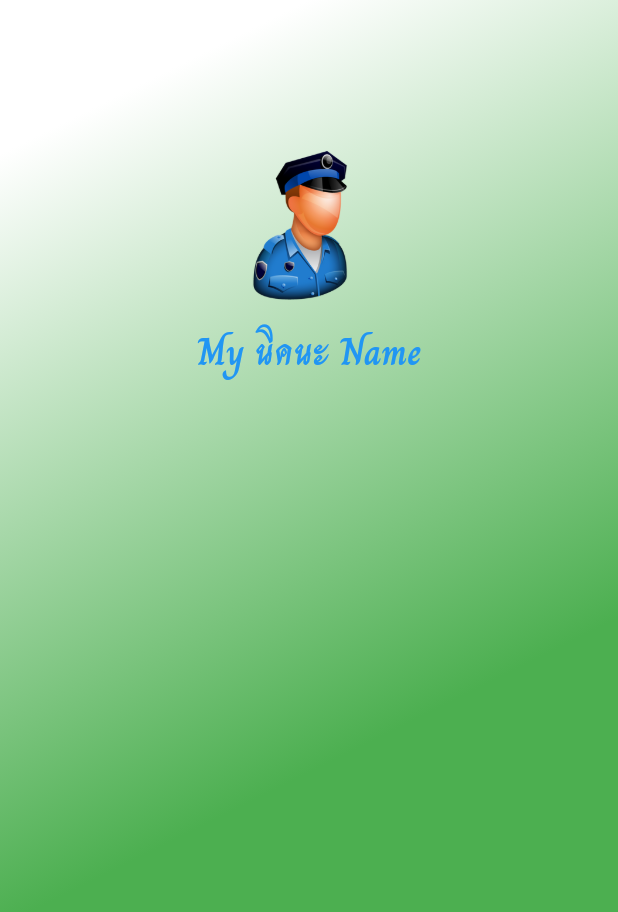
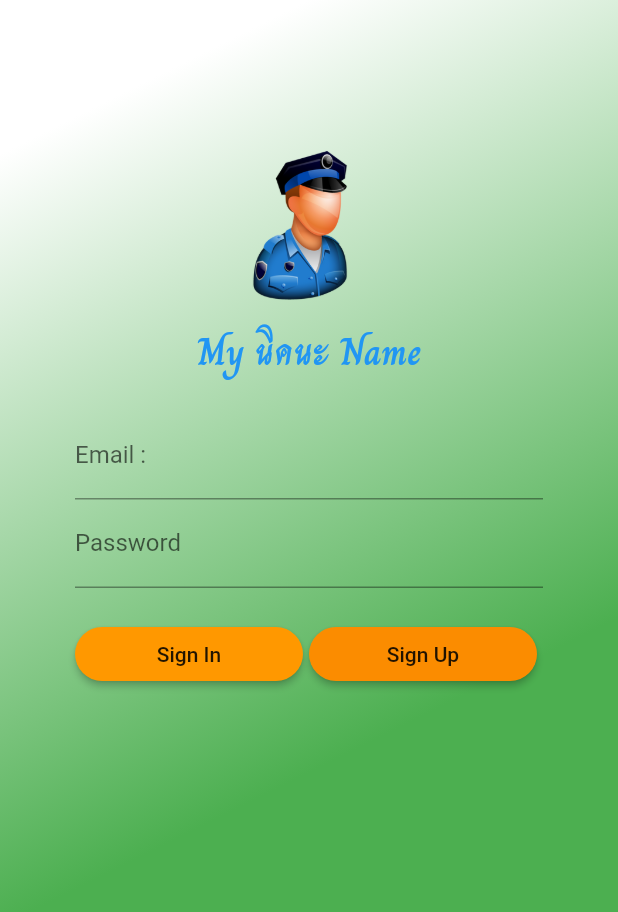
Before and after one commit to nickson01/nick-flutter-firebase, a Flutter app: the screen it shows after launch, on a phone screen of 412 x 824 dp. Shown: the top 912 px of the screen. Run offline on Flutter 3.47's test engine with Material 2 defaults, Android fonts, the phone set to English and light mode, and no system bars.

Commit message:
done 29 april

```diff
--- a/lib/screens/authen.dart
+++ b/lib/screens/authen.dart
@@ -6,6 +6,41 @@ class Authen extends StatefulWidget {
 }
 
 class _AuthenState extends State<Authen> {
+  Widget signUpButton() {
+    return RaisedButton(
+      color: Colors.orange[600],
+      shape: RoundedRectangleBorder(borderRadius: BorderRadius.circular(30.0)),
+      child: Text('Sign Up'),
+      onPressed: () {},
+    );
+  }
+
+  Widget signInButton() {
+    return RaisedButton(
+      color: Colors.orange,
+      shape: RoundedRectangleBorder(borderRadius: BorderRadius.circular(30.0)),
+      child: Text('Sign In'),
+      onPressed: () {},
+    );
+  }
+
+  Widget passwordTextFormField() {
+    return TextFormField(
+      decoration: InputDecoration(
+        labelText: 'Password',
+        hintText: '8 bit',
+      ),
+      obscureText: true,
+    );
+  }
+
+  Widget emailTextFromField() {
+    return TextFormField(
+      decoration:
+          InputDecoration(labelText: 'Email :', hintText: 'Your@email.com'),
+    );
+  }
+
   Widget showAppName() {
     return Text(
       "My นิคนะ Name",
@@ -24,10 +59,11 @@ class _AuthenState extends State<Authen> {
   @override
   Widget build(BuildContext context) {
     return Scaffold(
+      resizeToAvoidBottomPadding: false,
       body: Container(
         decoration: BoxDecoration(
             gradient: LinearGradient(
-                colors: [Colors.white, Colors.green],begin: Alignment(0, -1))),
+                colors: [Colors.white, Colors.green], begin: Alignment(0, -1))),
         padding: EdgeInsets.only(top: 100.0),
         alignment: Alignment(0, -1),
         child: Column(
@@ -40,6 +76,33 @@ class _AuthenState extends State<Authen> {
             Container(
               margin: EdgeInsets.only(top: 15.0),
               child: showAppName(),
+            ),
+            Container(
+              margin: EdgeInsets.only(left: 50.0, right: 50.0, top: 20.0),
+              child: emailTextFromField(),
+            ),
+            Container(
+              margin: EdgeInsets.only(left: 50.0, right: 50.0),
+              child: passwordTextFormField(),
+            ),
+            Container(
+              margin: EdgeInsets.only(left: 50.0, right: 50.0, top: 20.0),
+              child: Row(
+                children: <Widget>[
+                  Expanded(
+                    child: Container(
+                      margin: EdgeInsets.only(right: 4.0),
+                      child: signInButton(),
+                    ),
+                  ),
+                  Expanded(
+                    child: Container(
+                      margin: EdgeInsets.only(right: 4.0),
+                      child: signUpButton(),
+                    ),
+                  )
+                ],
+              ),
             )
           ],
         ),
```
